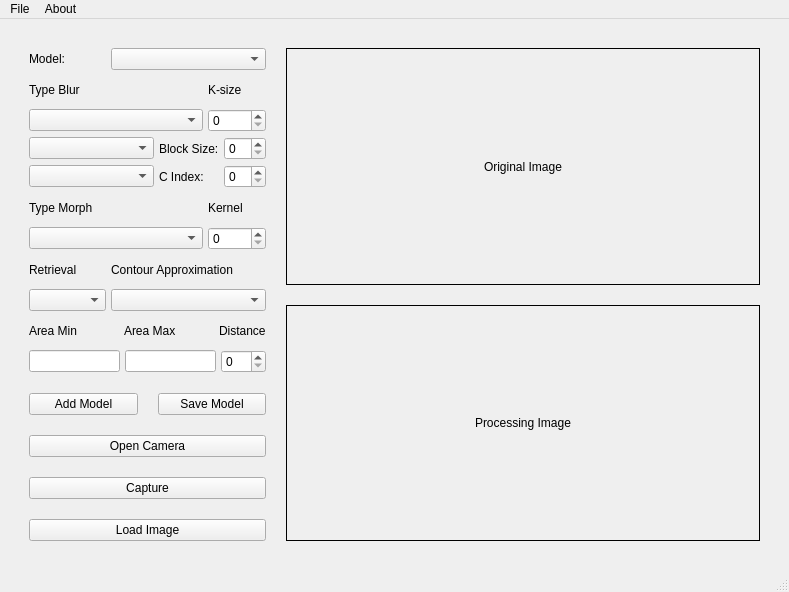
Above: src/gui/MainWindowUI.ui from vananh2606/VisionProcessingImage before the change. Below: the same form after it.
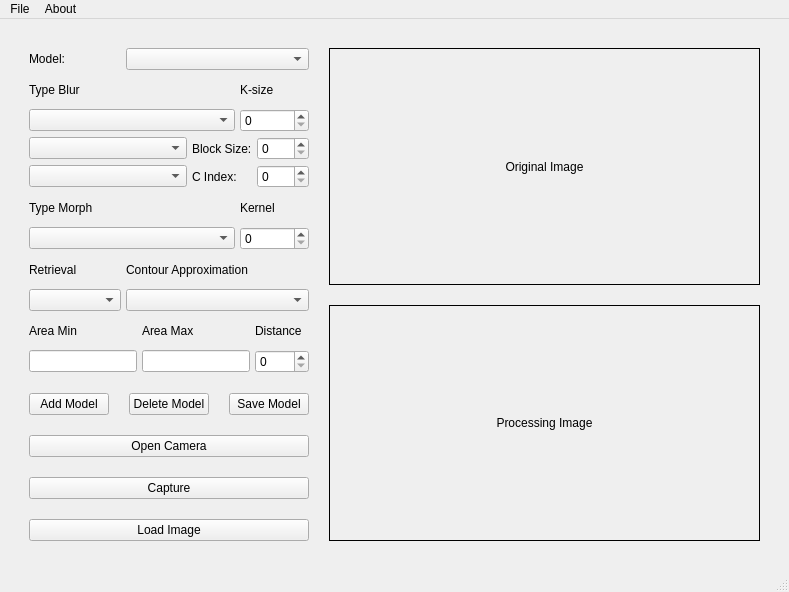
That is the form after the change.

Patch:
```diff
--- a/src/gui/MainWindowUI.ui
+++ b/src/gui/MainWindowUI.ui
@@ -216,6 +216,13 @@
             </property>
            </widget>
           </item>
+          <item>
+           <widget class="QPushButton" name="DeleteModel">
+            <property name="text">
+             <string>Delete Model</string>
+            </property>
+           </widget>
+          </item>
           <item>
            <widget class="QPushButton" name="SaveModel">
             <property name="text">
```
